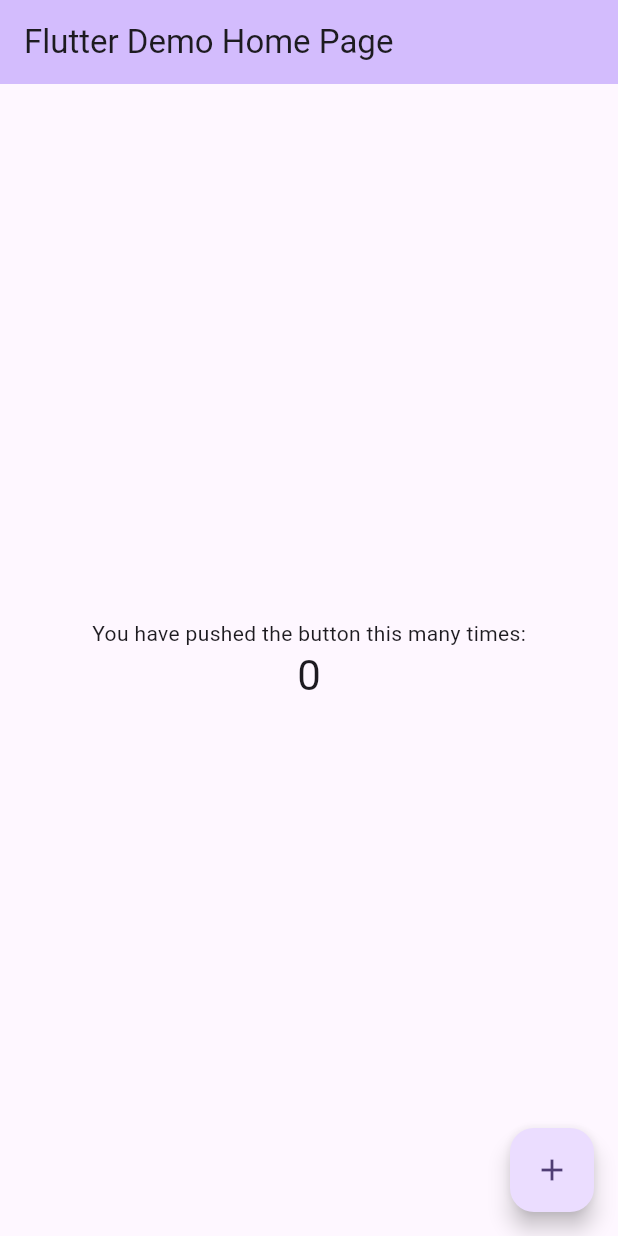
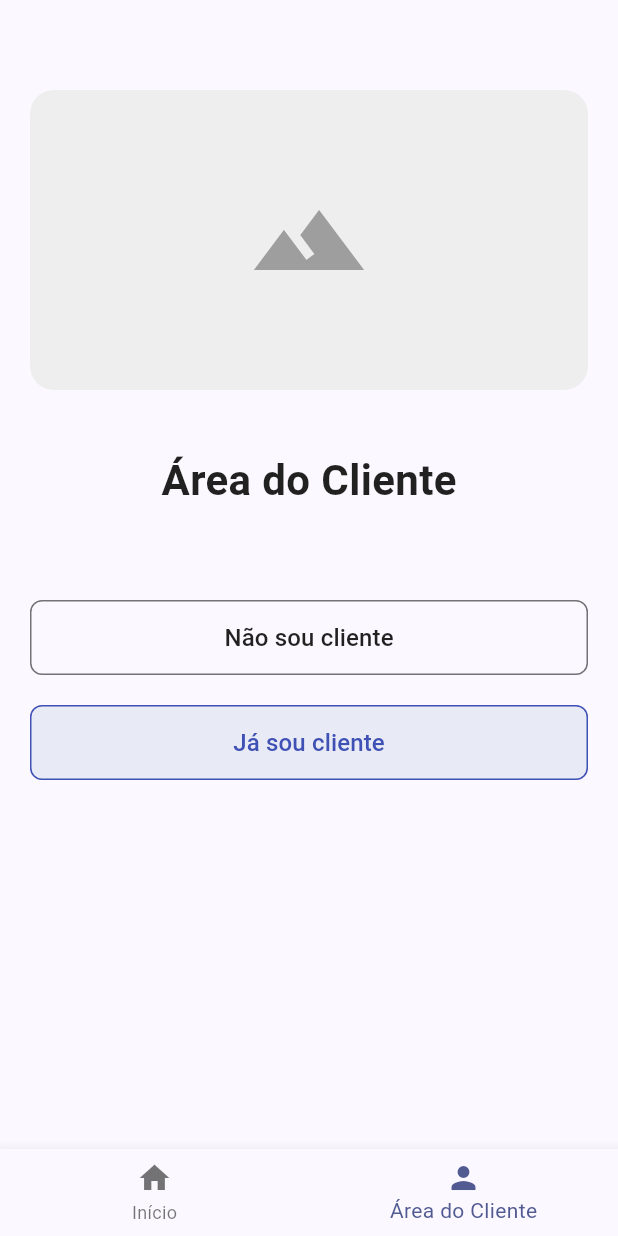
Before and after one commit to fernandostahelin/dev_mobile_pex_catolica, a Flutter app: the screen it shows after launch, on a phone screen of 412 x 824 dp. Run offline on Flutter 3.47's test engine with Material 3 defaults, Android fonts, the phone set to English and light mode, and no system bars.

Commit message:
adicionando todas as telas do app
por enquanto são apenas um mock

```diff
--- a/lib/main.dart
+++ b/lib/main.dart
@@ -1,122 +1,66 @@
 import 'package:flutter/material.dart';
+import 'telas/area_cliente_sem_login.dart';
+import 'telas/cadastro_tela.dart';
+import 'telas/login_tela.dart';
+import 'telas/inicio_tela.dart';
+import 'telas/area_cliente_logado_tela.dart';
+import 'telas/informacoes_tela.dart';
+import 'telas/documentos_tela.dart';
 
 void main() {
-  runApp(const MyApp());
+  runApp(const PexApp());
 }
 
-class MyApp extends StatelessWidget {
-  const MyApp({super.key});
+class PexApp extends StatelessWidget {
+  const PexApp({super.key});
 
-  // This widget is the root of your application.
   @override
   Widget build(BuildContext context) {
     return MaterialApp(
-      title: 'Flutter Demo',
+      title: 'PEX - Área do Cliente',
       theme: ThemeData(
-        // This is the theme of your application.
-        //
-        // TRY THIS: Try running your application with "flutter run". You'll see
-        // the application has a purple toolbar. Then, without quitting the app,
-        // try changing the seedColor in the colorScheme below to Colors.green
-        // and then invoke "hot reload" (save your changes or press the "hot
-        // reload" button in a Flutter-supported IDE, or press "r" if you used
-        // the command line to start the app).
-        //
-        // Notice that the counter didn't reset back to zero; the application
-        // state is not lost during the reload. To reset the state, use hot
-        // restart instead.
-        //
-        // This works for code too, not just values: Most code changes can be
-        // tested with just a hot reload.
-        colorScheme: ColorScheme.fromSeed(seedColor: Colors.deepPurple),
+        colorScheme: ColorScheme.fromSeed(seedColor: Colors.indigo),
+        useMaterial3: true,
+        appBarTheme: const AppBarTheme(
+          centerTitle: true,
+          elevation: 0,
+        ),
+        inputDecorationTheme: InputDecorationTheme(
+          border: OutlineInputBorder(
+            borderRadius: BorderRadius.circular(8),
+          ),
+          contentPadding: const EdgeInsets.symmetric(
+            horizontal: 16,
+            vertical: 12,
+          ),
+        ),
+        elevatedButtonTheme: ElevatedButtonThemeData(
+          style: ElevatedButton.styleFrom(
+            shape: RoundedRectangleBorder(
+              borderRadius: BorderRadius.circular(8),
+            ),
+            padding: const EdgeInsets.symmetric(vertical: 12),
+          ),
+        ),
+        outlinedButtonTheme: OutlinedButtonThemeData(
+          style: OutlinedButton.styleFrom(
+            shape: RoundedRectangleBorder(
+              borderRadius: BorderRadius.circular(8),
+            ),
+            padding: const EdgeInsets.symmetric(vertical: 12),
+          ),
+        ),
       ),
-      home: const MyHomePage(title: 'Flutter Demo Home Page'),
+      initialRoute: '/area-cliente-sem-login',
+      routes: {
+        '/area-cliente-sem-login': (context) => const AreaClienteSemLogin(),
+        '/cadastro': (context) => const CadastroTela(),
+        '/login': (context) => const LoginTela(),
+        '/inicio': (context) => const InicioTela(),
+        '/area-cliente-logado': (context) => const AreaClienteLogadoTela(),
+        '/informacoes': (context) => const InformacoesTela(),
+        '/documentos': (context) => const DocumentosTela(),
+      },
     );
   }
 }
-
-class MyHomePage extends StatefulWidget {
-  const MyHomePage({super.key, required this.title});
-
-  // This widget is the home page of your application. It is stateful, meaning
-  // that it has a State object (defined below) that contains fields that affect
-  // how it looks.
-
-  // This class is the configuration for the state. It holds the values (in this
-  // case the title) provided by the parent (in this case the App widget) and
-  // used by the build method of the State. Fields in a Widget subclass are
-  // always marked "final".
-
-  final String title;
-
-  @override
-  State<MyHomePage> createState() => _MyHomePageState();
-}
-
-class _MyHomePageState extends State<MyHomePage> {
-  int _counter = 0;
-
-  void _incrementCounter() {
-    setState(() {
-      // This call to setState tells the Flutter framework that something has
-      // changed in this State, which causes it to rerun the build method below
-      // so that the display can reflect the updated values. If we changed
-      // _counter without calling setState(), then the build method would not be
-      // called again, and so nothing would appear to happen.
-      _counter++;
-    });
-  }
-
-  @override
-  Widget build(BuildContext context) {
-    // This method is rerun every time setState is called, for instance as done
-    // by the _incrementCounter method above.
-    //
-    // The Flutter framework has been optimized to make rerunning build methods
-    // fast, so that you can just rebuild anything that needs updating rather
-    // than having to individually change instances of widgets.
-    return Scaffold(
-      appBar: AppBar(
-        // TRY THIS: Try changing the color here to a specific color (to
-        // Colors.amber, perhaps?) and trigger a hot reload to see the AppBar
-        // change color while the other colors stay the same.
-        backgroundColor: Theme.of(context).colorScheme.inversePrimary,
-        // Here we take the value from the MyHomePage object that was created by
-        // the App.build method, and use it to set our appbar title.
-        title: Text(widget.title),
-      ),
-      body: Center(
-        // Center is a layout widget. It takes a single child and positions it
-        // in the middle of the parent.
-        child: Column(
-          // Column is also a layout widget. It takes a list of children and
-          // arranges them vertically. By default, it sizes itself to fit its
-          // children horizontally, and tries to be as tall as its parent.
-          //
-          // Column has various properties to control how it sizes itself and
-          // how it positions its children. Here we use mainAxisAlignment to
-          // center the children vertically; the main axis here is the vertical
-          // axis because Columns are vertical (the cross axis would be
-          // horizontal).
-          //
-          // TRY THIS: Invoke "debug painting" (choose the "Toggle Debug Paint"
-          // action in the IDE, or press "p" in the console), to see the
-          // wireframe for each widget.
-          mainAxisAlignment: MainAxisAlignment.center,
-          children: <Widget>[
-            const Text('You have pushed the button this many times:'),
-            Text(
-              '$_counter',
-              style: Theme.of(context).textTheme.headlineMedium,
-            ),
-          ],
-        ),
-      ),
-      floatingActionButton: FloatingActionButton(
-        onPressed: _incrementCounter,
-        tooltip: 'Increment',
-        child: const Icon(Icons.add),
-      ), // This trailing comma makes auto-formatting nicer for build methods.
-    );
-  }
-}
--- /dev/null
+++ b/lib/modelos/cliente.dart
@@ -0,0 +1,38 @@
+class Cliente {
+  final String nome;
+  final String email;
+  final String telefone;
+  final String senha;
+
+  Cliente({
+    required this.nome,
+    required this.email,
+    required this.telefone,
+    required this.senha,
+  });
+
+  // Método para converter Cliente para Map (útil para armazenamento)
+  Map<String, dynamic> toMap() {
+    return {
+      'nome': nome,
+      'email': email,
+      'telefone': telefone,
+      'senha': senha,
+    };
+  }
+
+  // Método para criar Cliente a partir de Map
+  factory Cliente.fromMap(Map<String, dynamic> map) {
+    return Cliente(
+      nome: map['nome'] ?? '',
+      email: map['email'] ?? '',
+      telefone: map['telefone'] ?? '',
+      senha: map['senha'] ?? '',
+    );
+  }
+
+  @override
+  String toString() {
+    return 'Cliente(nome: $nome, email: $email, telefone: $telefone)';
+  }
+}
--- /dev/null
+++ b/lib/servicos/auth_service.dart
@@ -0,0 +1,60 @@
+import '../modelos/cliente.dart';
+
+class AuthService {
+  // Lista para armazenar clientes cadastrados (em memória)
+  static final List<Cliente> _clientesCadastrados = [];
+
+  // Cliente atualmente logado
+  static Cliente? _clienteLogado;
+
+  /// Cadastra um novo cliente
+  /// Retorna true se o cadastro foi bem-sucedido, false se o email já existe
+  static bool cadastrarCliente(Cliente novoCliente) {
+    // Verifica se já existe um cliente com este email
+    bool emailJaExiste = _clientesCadastrados.any(
+      (cliente) => cliente.email.toLowerCase() == novoCliente.email.toLowerCase()
+    );
+
+    if (emailJaExiste) {
+      return false; // Email já cadastrado
+    }
+
+    // Adiciona o novo cliente à lista
+    _clientesCadastrados.add(novoCliente);
+    return true; // Cadastro realizado com sucesso
+  }
+
+  /// Autentica um cliente com email e senha
+  /// Retorna o Cliente se as credenciais estão corretas, null caso contrário
+  static Cliente? autenticarCliente(String email, String senha) {
+    try {
+      Cliente cliente = _clientesCadastrados.firstWhere(
+        (cliente) =>
+          cliente.email.toLowerCase() == email.toLowerCase() &&
+          cliente.senha == senha
+      );
+
+      _clienteLogado = cliente;
+      return cliente;
+    } catch (e) {
+      return null; // Credenciais inválidas
+    }
+  }
+
+  /// Retorna o cliente atualmente logado
+  static Cliente? get clienteLogado => _clienteLogado;
+
+  /// Verifica se há um cliente logado
+  static bool get estaLogado => _clienteLogado != null;
+
+  /// Faz logout do cliente atual
+  static void fazerLogout() {
+    _clienteLogado = null;
+  }
+
+  /// Retorna a lista de todos os clientes cadastrados (para debug)
+  static List<Cliente> get todosClientes => List.from(_clientesCadastrados);
+
+  /// Retorna o número total de clientes cadastrados
+  static int get totalClientes => _clientesCadastrados.length;
+}
--- /dev/null
+++ b/lib/telas/area_cliente_sem_login.dart
@@ -0,0 +1,127 @@
+import 'package:flutter/material.dart';
+
+class AreaClienteSemLogin extends StatelessWidget {
+  const AreaClienteSemLogin({super.key});
+
+  @override
+  Widget build(BuildContext context) {
+    return Scaffold(
+      body: SafeArea(
+        child: Padding(
+          padding: const EdgeInsets.all(20.0),
+          child: Column(
+            children: [
+              // Espaçamento superior
+              const SizedBox(height: 40),
+
+              // Placeholder da imagem/logo
+              Container(
+                width: double.infinity,
+                height: 200,
+                decoration: BoxDecoration(
+                  color: Colors.grey[200],
+                  borderRadius: BorderRadius.circular(16),
+                ),
+                child: const Icon(
+                  Icons.landscape,
+                  size: 80,
+                  color: Colors.grey,
+                ),
+              ),
+
+              const SizedBox(height: 40),
+
+              // Título
+              const Text(
+                'Área do Cliente',
+                style: TextStyle(
+                  fontSize: 28,
+                  fontWeight: FontWeight.bold,
+                  color: Colors.black87,
+                ),
+              ),
+
+              const SizedBox(height: 60),
+
+              // Botão "Não sou cliente"
+              SizedBox(
+                width: double.infinity,
+                height: 50,
+                child: OutlinedButton(
+                  onPressed: () {
+                    Navigator.pushNamed(context, '/cadastro');
+                  },
+                  style: OutlinedButton.styleFrom(
+                    side: const BorderSide(color: Colors.black54, width: 1),
+                    shape: RoundedRectangleBorder(
+                      borderRadius: BorderRadius.circular(8),
+                    ),
+                  ),
+                  child: const Text(
+                    'Não sou cliente',
+                    style: TextStyle(
+                      fontSize: 16,
+                      color: Colors.black87,
+                    ),
+                  ),
+                ),
+              ),
+
+              const SizedBox(height: 20),
+
+              // Botão "Já sou cliente"
+              SizedBox(
+                width: double.infinity,
+                height: 50,
+                child: OutlinedButton(
+                  onPressed: () {
+                    Navigator.pushNamed(context, '/login');
+                  },
+                  style: OutlinedButton.styleFrom(
+                    side: const BorderSide(color: Colors.indigo, width: 1),
+                    backgroundColor: Colors.indigo[50],
+                    shape: RoundedRectangleBorder(
+                      borderRadius: BorderRadius.circular(8),
+                    ),
+                  ),
+                  child: const Text(
+                    'Já sou cliente',
+                    style: TextStyle(
+                      fontSize: 16,
+                      color: Colors.indigo,
+                      fontWeight: FontWeight.w500,
+                    ),
+                  ),
+                ),
+              ),
+
+              // Espaçamento para empurrar a navegação inferior
+              const Spacer(),
+            ],
+          ),
+        ),
+      ),
+      bottomNavigationBar: BottomNavigationBar(
+        type: BottomNavigationBarType.fixed,
+        currentIndex: 1, // Destaca a aba "Área do Cliente"
+        items: const [
+          BottomNavigationBarItem(
+            icon: Icon(Icons.home),
+            label: 'Início',
+          ),
+          BottomNavigationBarItem(
+            icon: Icon(Icons.person),
+            label: 'Área do Cliente',
+          ),
+        ],
+        onTap: (index) {
+          if (index == 0) {
+            Navigator.pushNamed(context, '/inicio');
+          } else if (index == 1) {
+            Navigator.pushNamed(context, '/area-cliente-sem-login');
+          }
+        },
+      ),
+    );
+  }
+}
```
Also changed, not shown: lib/telas/area_cliente_logado_tela.dart (added, +38 -0 lines), lib/telas/documentos_tela.dart (added, +38 -0 lines), lib/telas/informacoes_tela.dart (added, +38 -0 lines), lib/telas/inicio_tela.dart (added, +38 -0 lines).
